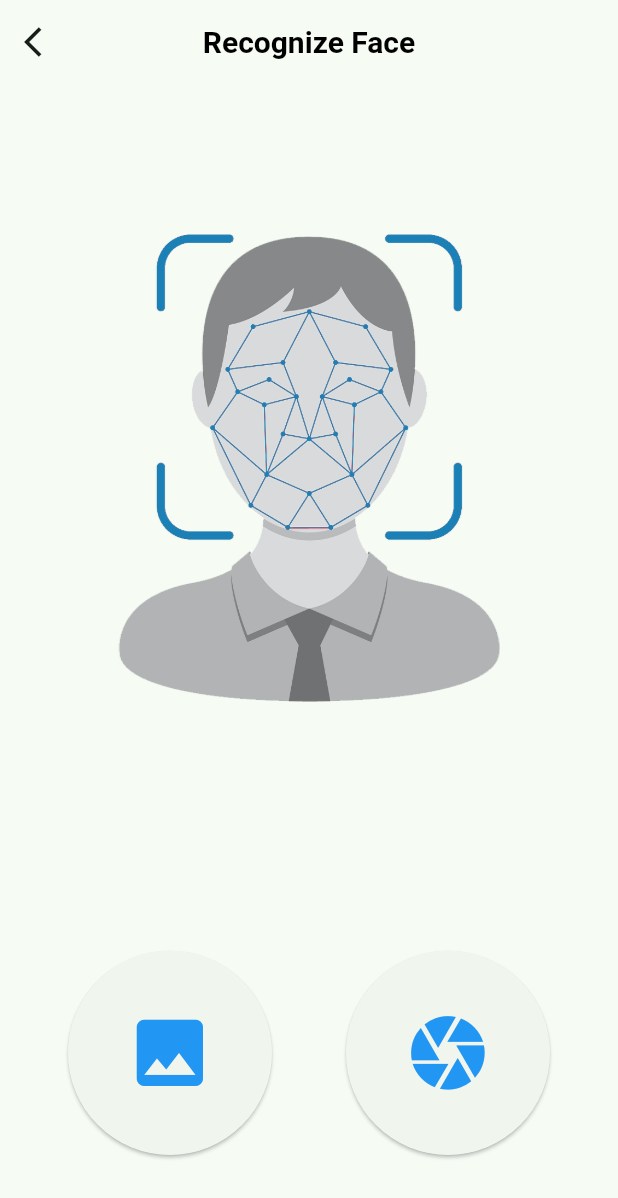
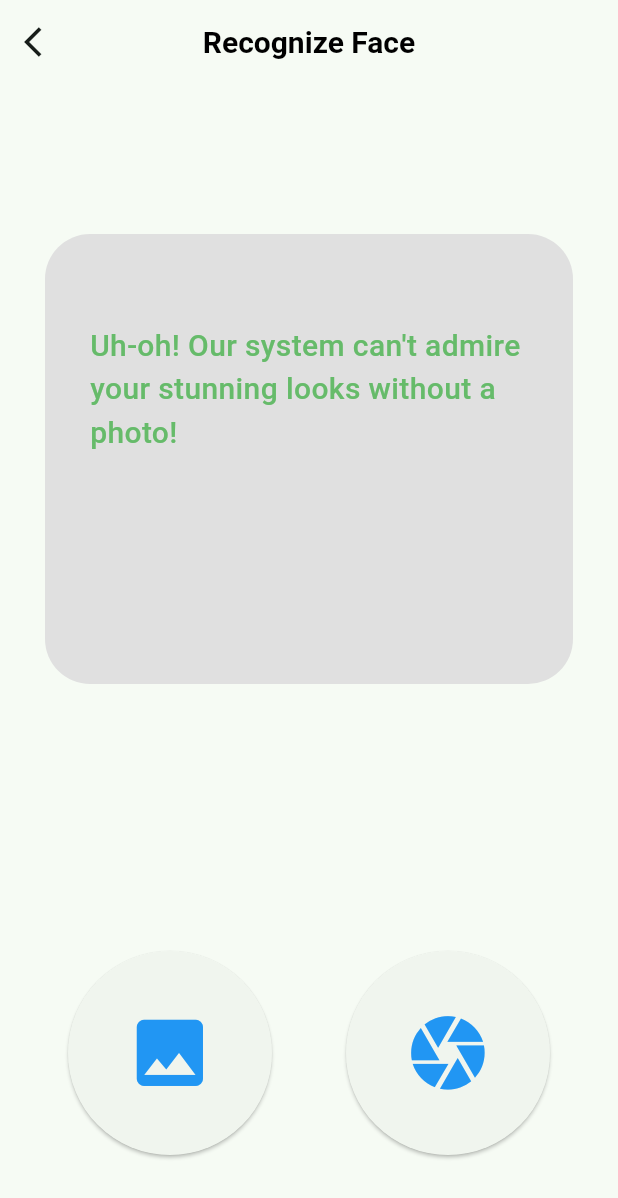
Before and after one commit to perfectlava/cwdapp, a Flutter app: the RecognitionScreen screen opened by its route, on a phone screen of 412 x 824 dp. Shown: the top 1198 px of the screen. Run offline on Flutter 3.47's test engine with Material 3 defaults, Android fonts, the phone set to English and light mode, and no system bars; our stand-ins replace cloud_firestore, dots_indicator, firebase_core, flutter_riverpod, go_router, image_picker; missing offline and left inert: google_mlkit_face_detection, gsheets, tflite_flutter; accounts and stored records are empty.

Commit message:
Minor UI Update

```diff
--- a/lib/pages/attendance/recognition_page.dart
+++ b/lib/pages/attendance/recognition_page.dart
@@ -183,14 +183,7 @@ class _HomePageState extends State<RecognitionScreen> {
         mainAxisAlignment: MainAxisAlignment.spaceBetween,
         children: [
           image != null
-              ?
-              // Container(
-              //         margin:  EdgeInsets.only(top: Layout.height(100)),
-              //         width: Layout.getScreenWidth() - Layout.height(50),
-              //         height: Layout.getScreenWidth() - Layout.height(50),
-              //         child: Image.file(_image!),
-              //       )
-              Container(
+              ? Container(
                   margin: EdgeInsets.only(
                       top: Layout.height(60),
                       left: Layout.height(30),
@@ -208,11 +201,23 @@ class _HomePageState extends State<RecognitionScreen> {
                   ),
                 )
               : Container(
-                  margin: EdgeInsets.only(top: Layout.height(100)),
-                  child: Image.asset(
-                    "images/logo.png",
-                    width: Layout.getScreenWidth() - Layout.height(100),
-                    height: Layout.getScreenWidth() - Layout.height(100),
+                  height: Layout.height(300),
+                  margin: EdgeInsets.only(
+                      top: Layout.height(100),
+                      right: Layout.width(30),
+                      left: Layout.width(30)),
+                  padding: EdgeInsets.symmetric(
+                      horizontal: Layout.width(30),
+                      vertical: Layout.height(60)),
+                  decoration: BoxDecoration(
+                      color: Colors.grey[300],
+                      borderRadius: BorderRadius.circular(Layout.width(30))),
+                  child: Text(
+                    "Uh-oh! Our system can't admire your stunning looks without a photo!",
+                    style: TextStyle(
+                        color: Colors.green[400],
+                        fontWeight: FontWeight.w500,
+                        fontSize: 20),
                   ),
                 ),
 
```
Also changed, not shown: lib/pages/attendance/register_page.dart (+18 -13 lines), lib/firebase_options.dart.
